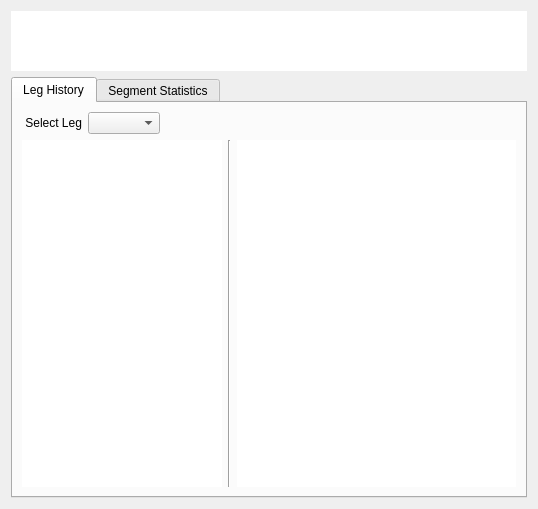
The window that src/stats_window_cricket.ui (m1ld3/dartomato) describes before a commit, drawn with Qt 5.
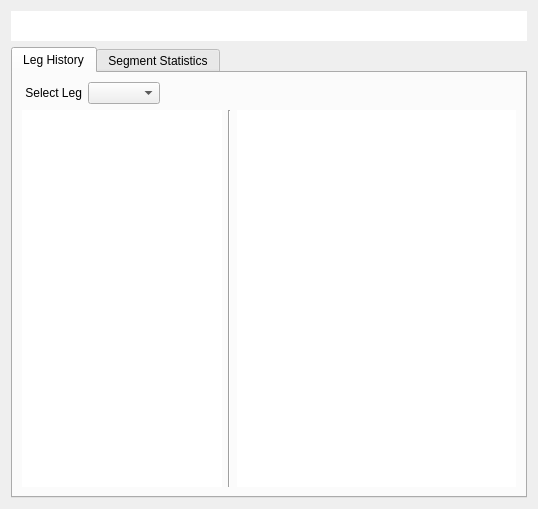
The same window after the commit.

The edit to the form file:
```diff
--- a/src/stats_window_cricket.ui
+++ b/src/stats_window_cricket.ui
@@ -40,7 +40,7 @@
      <property name="maximumSize">
       <size>
        <width>16777215</width>
-       <height>60</height>
+       <height>30</height>
       </size>
      </property>
      <property name="focusPolicy">
```
